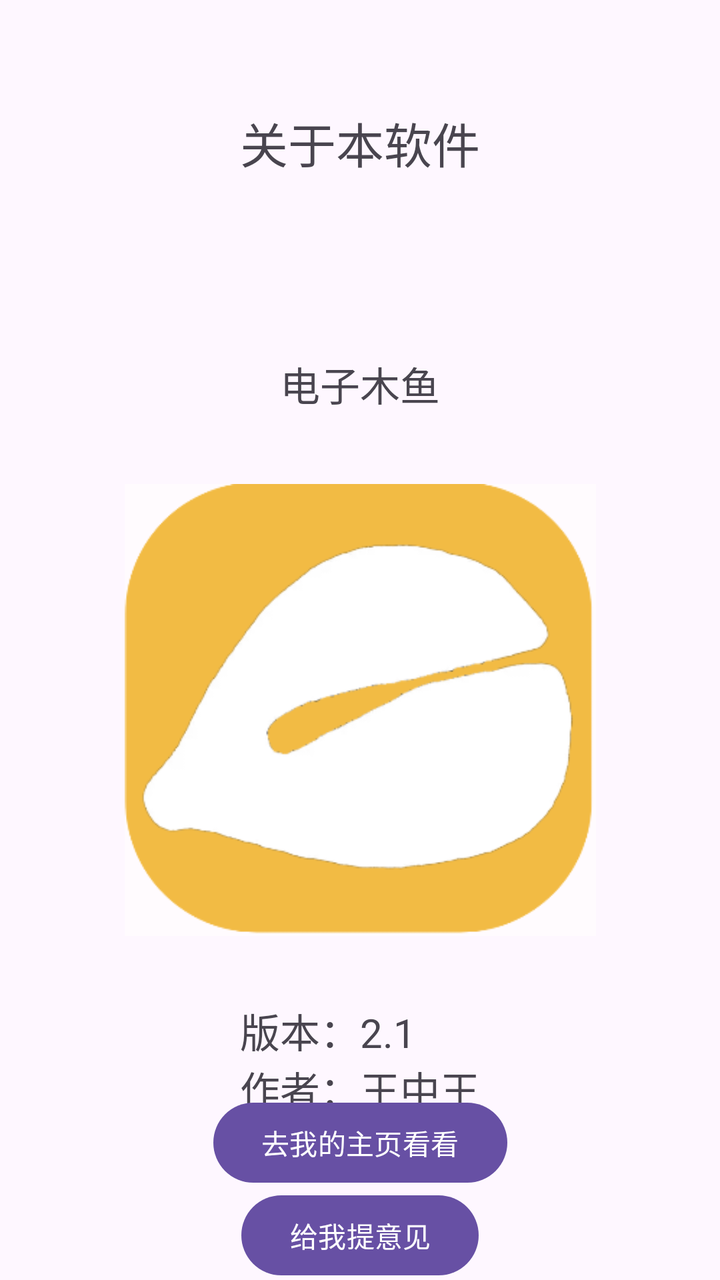
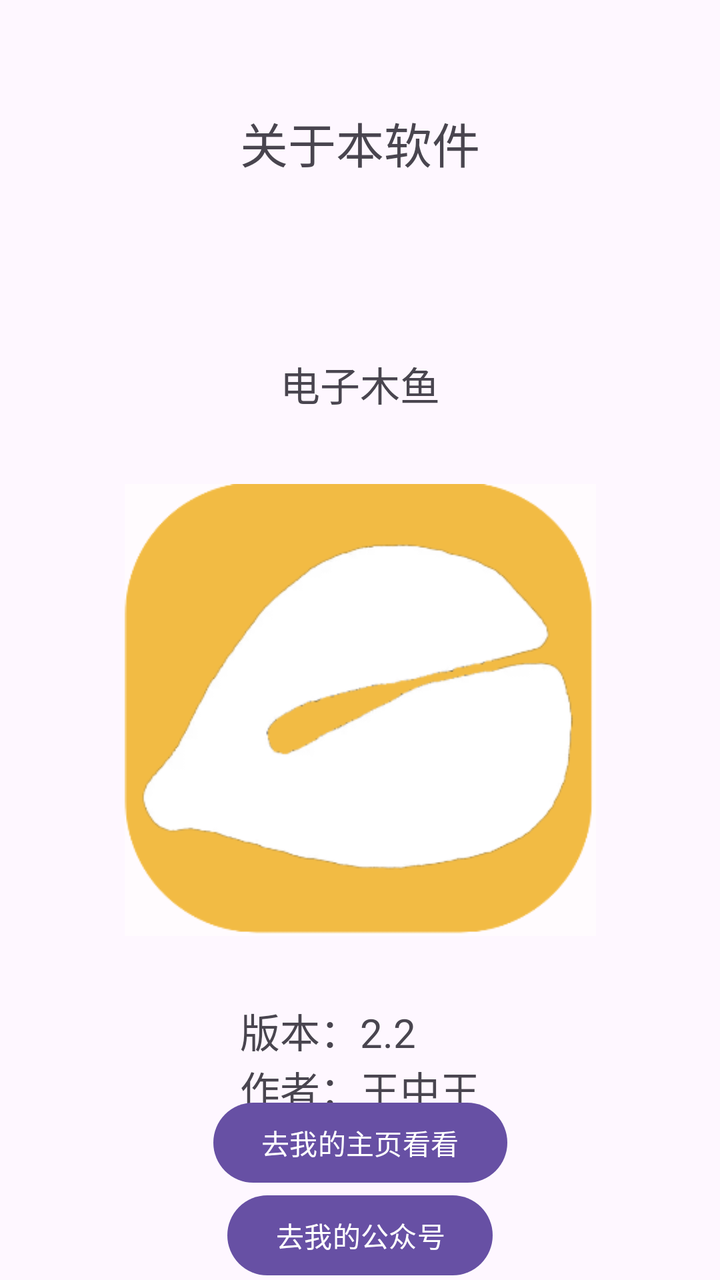

Screens rendered from an Android XML layout before and after an edit, with the pre-edit source and the edit as a unified diff.
<!-- AndroidManifest.xml: application theme Theme.ElectronicWoodFish -->
<!-- res/layout/activity_about.xml -->
<?xml version="1.0" encoding="utf-8"?>
<androidx.constraintlayout.widget.ConstraintLayout xmlns:android="http://schemas.android.com/apk/res/android"
    xmlns:app="http://schemas.android.com/apk/res-auto"
    xmlns:tools="http://schemas.android.com/tools"
    android:id="@+id/main"
    android:layout_width="match_parent"
    android:layout_height="match_parent"
    tools:context=".aboutActivity">

    <TextView
        android:id="@+id/textView7"
        android:layout_width="wrap_content"
        android:layout_height="wrap_content"
        android:text="关于本软件"
        android:textSize="24sp"
        app:layout_constraintBottom_toTopOf="@+id/guideline2"
        app:layout_constraintEnd_toEndOf="parent"
        app:layout_constraintStart_toStartOf="parent"
        app:layout_constraintTop_toTopOf="parent"
        tools:ignore="HardcodedText" />

    <androidx.constraintlayout.widget.Guideline
        android:id="@+id/guideline2"
        android:layout_width="wrap_content"
        android:layout_height="wrap_content"
        android:orientation="horizontal"
        app:layout_constraintGuide_begin="142dp" />

    <ImageView
        android:id="@+id/imageView4"
        android:layout_width="237dp"
        android:layout_height="226dp"
        android:layout_marginTop="100dp"
        app:layout_constraintBottom_toBottomOf="parent"
        app:layout_constraintEnd_toEndOf="parent"
        app:layout_constraintStart_toStartOf="parent"
        app:layout_constraintTop_toTopOf="@+id/guideline2"
        app:layout_constraintVertical_bias="0.0"
        app:srcCompat="@drawable/icon"
        tools:ignore="ContentDescription,ImageContrastCheck" />

    <TextView
        android:id="@+id/textView8"
        android:layout_width="wrap_content"
        android:layout_height="wrap_content"
        android:text="电子木鱼"
        android:textSize="20sp"
        app:layout_constraintBottom_toTopOf="@+id/imageView4"
        app:layout_constraintEnd_toEndOf="parent"
        app:layout_constraintStart_toStartOf="parent"
        app:layout_constraintTop_toTopOf="@+id/guideline2"
        tools:ignore="HardcodedText" />

    <TextView
        android:id="@+id/textView9"
        android:layout_width="wrap_content"
        android:layout_height="wrap_content"
        android:text="版本：2.1\n作者：王中王"
        android:textSize="20sp"
        app:layout_constraintBottom_toBottomOf="parent"
        app:layout_constraintEnd_toEndOf="parent"
        app:layout_constraintStart_toStartOf="parent"
        app:layout_constraintTop_toBottomOf="@+id/imageView4"
        app:layout_constraintVertical_bias="0.288"
        tools:ignore="HardcodedText,MissingConstraints" />

    <Button
        android:id="@+id/openMyWebSite"
        android:layout_width="wrap_content"
        android:layout_height="wrap_content"
        android:layout_marginBottom="56dp"
        android:text="去我的主页看看"
        app:layout_constraintBottom_toBottomOf="parent"
        app:layout_constraintEnd_toEndOf="parent"
        app:layout_constraintStart_toStartOf="parent"
        app:layout_constraintTop_toBottomOf="@+id/textView9"
        tools:ignore="HardcodedText" />

    <Button
        android:id="@+id/sendEmailToMe"
        android:layout_width="wrap_content"
        android:layout_height="wrap_content"
        android:text="给我提意见"
        app:layout_constraintBottom_toBottomOf="parent"
        app:layout_constraintEnd_toEndOf="parent"
        app:layout_constraintStart_toStartOf="parent"
        app:layout_constraintTop_toBottomOf="@+id/openMyWebSite"
        tools:ignore="HardcodedText" />

</androidx.constraintlayout.widget.ConstraintLayout>
<!-- resources referenced by this layout -->
<resources>
  <!-- drawable icon: png bitmap (drawable, 17268 bytes) -->
  <style name="Theme.ElectronicWoodFish" parent="Base.Theme.ElectronicWoodFish" />
  <style name="Base.Theme.ElectronicWoodFish" parent="Theme.Material3.DayNight">
          
          
      </style>
</resources>

<!-- the commit's change to res/layout/activity_about.xml (unified diff, before → after) -->
@@ -55,7 +55,7 @@
         android:id="@+id/textView9"
         android:layout_width="wrap_content"
         android:layout_height="wrap_content"
-        android:text="版本：2.1\n作者：王中王"
+        android:text="版本：2.2\n作者：王中王"
         android:textSize="20sp"
         app:layout_constraintBottom_toBottomOf="parent"
         app:layout_constraintEnd_toEndOf="parent"
@@ -80,7 +80,7 @@
         android:id="@+id/sendEmailToMe"
         android:layout_width="wrap_content"
         android:layout_height="wrap_content"
-        android:text="给我提意见"
+        android:text="去我的公众号"
         app:layout_constraintBottom_toBottomOf="parent"
         app:layout_constraintEnd_toEndOf="parent"
         app:layout_constraintStart_toStartOf="parent"
